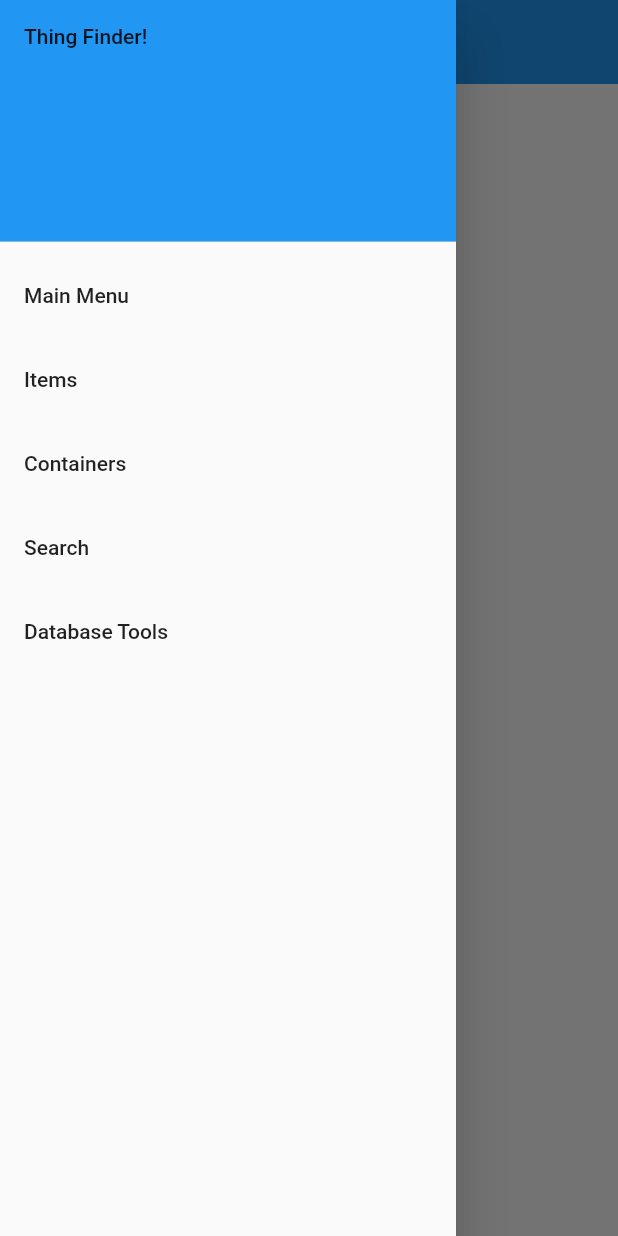
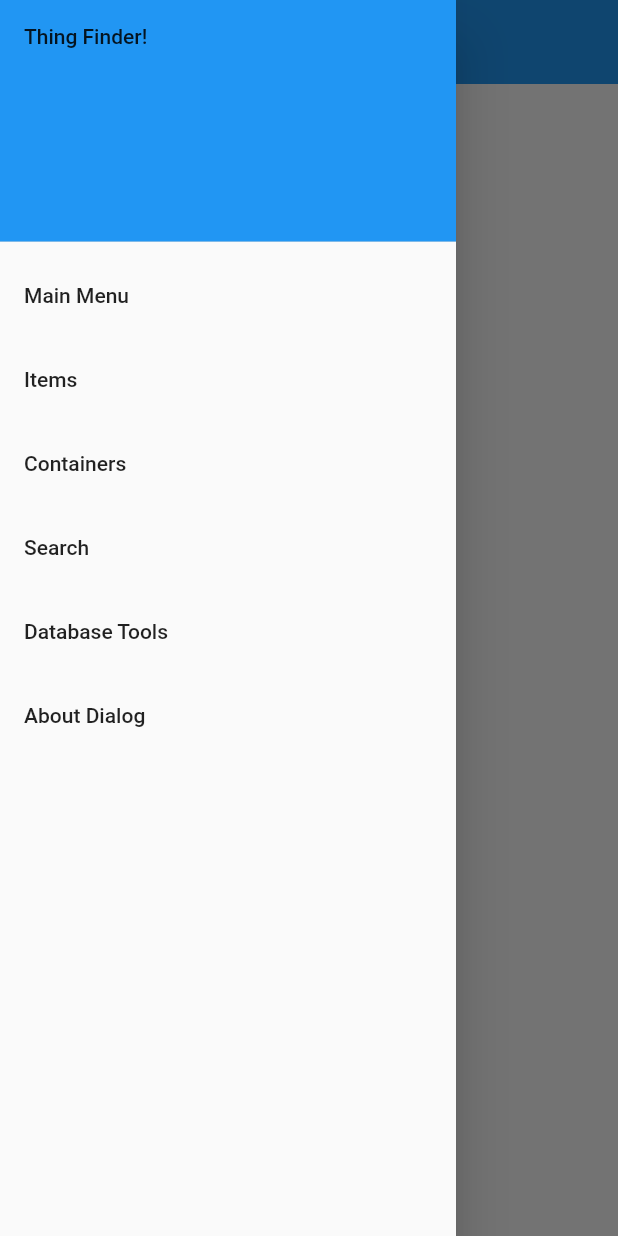
Before and after one commit to jlprince21/thing_finder, a Flutter app: the screen it shows after launch, with the side drawer open, on a phone screen of 412 x 824 dp. Run offline on Flutter 3.47's test engine with Material 2 defaults, Android fonts, the light colour scheme and no system bars; our stand-ins replace drift, file_picker, get, share_plus; accounts and stored records are empty; generated files the repository leaves out were written again.

Commit message:
Add About page

```diff
--- a/lib/screen/main_menu_screen.dart
+++ b/lib/screen/main_menu_screen.dart
@@ -24,7 +24,7 @@ class _MainMenuScreenState extends State<MainMenuScreen> {
       body: ListView(
           // Important: Remove any padding from the ListView.
           // padding: EdgeInsets.zero,
-          children: AppDrawer.getMenu(includeMainMenu: false)
+          children: AppDrawer.getMenu(context, includeMainMenu: false)
         ),
     );
   }
--- a/lib/util/app_drawer.dart
+++ b/lib/util/app_drawer.dart
@@ -17,7 +17,7 @@ class AppDrawer extends StatelessWidget {
       ),
       child: Text('Thing Finder!'),
     ));
-    drawerWidgets.addAll(getMenu(includeMainMenu: true));
+    drawerWidgets.addAll(getMenu(context, includeMainMenu: true));
 
     return Drawer(
         child: ListView(
@@ -28,9 +28,27 @@ class AppDrawer extends StatelessWidget {
     );
   }
 
-  static List<Widget> getMenu({required bool includeMainMenu})
+  static List<Widget> getMenu(BuildContext context, {required bool includeMainMenu})
   {
     List <Widget> menuEntries = <Widget>[];
+
+    final ThemeData theme = Theme.of(context);
+    final TextStyle textStyle = theme.textTheme.bodyText2!;
+
+    final List<Widget> aboutBoxChildren = <Widget>[
+      const SizedBox(height: 24),
+      RichText(
+        text: TextSpan(
+          children: <TextSpan>[
+            TextSpan(
+                style: textStyle,
+                text: "Thing Finder helps you organize, store, and"
+                    ' retrieve your... well... things!'),
+            // TextSpan(text: '.'),
+          ],
+        ),
+      ),
+    ];
 
     if (includeMainMenu == true) {
       menuEntries.add(
@@ -79,6 +97,22 @@ class AppDrawer extends StatelessWidget {
       ),
     );
 
+    menuEntries.add(
+      ListTile(
+        title: const Text('About Dialog'),
+        onTap: () {
+          showAboutDialog(
+              context: context,
+              applicationIcon: const FlutterLogo(),
+              applicationName: 'Thing Finder',
+              applicationVersion: 'April 2022',
+              applicationLegalese: '\u{a9} 2022 Thing Finder Enterprises',
+              children: aboutBoxChildren,
+            );
+        },
+      ),
+    );
+
     return menuEntries;
   }
 }
```
